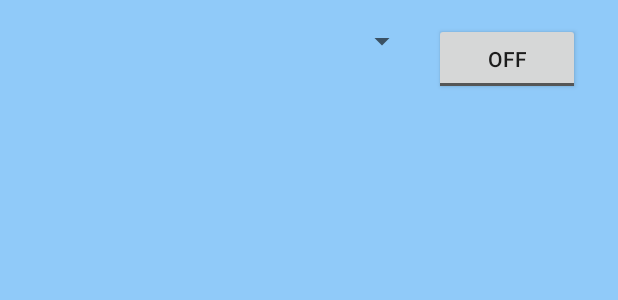
After one commit to Art-999/MyWeatherForecast, an Android app: the layout fragment_settings.xml on its own in the app's theme, with its tools: preview values and no code run, on a phone screen of 412 x 824 dp. The commit adds this screen. Shown: the top 300 px of the screen. Run offline under Robolectric (Android 15) with nearby library versions, the light colour scheme and no system bars.

Commit message:
05.04.2018 ArtCommit gorcic ( 1 )

```diff
--- a/app/src/main/java/com/example/arturmusayelyan/myweatherforecast/fragments/CityFragment.java
+++ b/app/src/main/java/com/example/arturmusayelyan/myweatherforecast/fragments/CityFragment.java
@@ -132,10 +132,10 @@ public class CityFragment extends Fragment implements View.OnClickListener {
                 if (buttonView.isPressed()) {
                     if (isChecked) {
                         // ShPrefController.addFavorites(getActivity(),cityName);
-                        ShPrefController.addFavoritesById(getActivity(), cityId);
+                        ShPrefController.addFavoritesById(getActivity(), cityId,cityName);
                     } else {
                         //ShPrefController.removeFavorite(getActivity(), cityName);
-                        ShPrefController.removeFavoritesById(getActivity(), cityId);
+                        ShPrefController.removeFavoritesById(getActivity(), cityId,cityName);
                     }
                 }
             }
--- a/app/src/main/java/com/example/arturmusayelyan/myweatherforecast/fragments/FavoritesFragment.java
+++ b/app/src/main/java/com/example/arturmusayelyan/myweatherforecast/fragments/FavoritesFragment.java
@@ -163,7 +163,7 @@ public class FavoritesFragment extends Fragment implements FavoriteFragmentItemC
                 adapter.notifyItemRemoved(position);
                 adapter.notifyItemRangeChanged(0, adapter.getList().size());
                 //ShPrefController.removeFavorite(getActivity(), weatherList.getName());
-                ShPrefController.removeFavoritesById(getActivity(), String.valueOf(weatherList.getId()));
+                ShPrefController.removeFavoritesById(getActivity(), String.valueOf(weatherList.getId()),weatherList.getName());
                 final Snackbar snackbar = Snackbar.make(view, weatherList.getName() + " " + getActivity().getResources().getString(R.string.removed_from_favorites), Snackbar.LENGTH_SHORT);
                 snackbar.setAction("UNDO", new View.OnClickListener() {
                     @Override
@@ -171,7 +171,7 @@ public class FavoritesFragment extends Fragment implements FavoriteFragmentItemC
                         adapter.getList().add(weatherList);
                         adapter.notifyDataSetChanged();
                         // ShPrefController.addFavorites(getActivity(), weatherList.getName());
-                        ShPrefController.addFavoritesById(getActivity(), String.valueOf(weatherList.getId()));
+                        ShPrefController.addFavoritesById(getActivity(), String.valueOf(weatherList.getId()),weatherList.getName());
                         recyclerView.smoothScrollToPosition(adapter.getList().size()-1);
                     }
                 });
--- a/app/src/main/java/com/example/arturmusayelyan/myweatherforecast/fragments/MainFragment.java
+++ b/app/src/main/java/com/example/arturmusayelyan/myweatherforecast/fragments/MainFragment.java
@@ -332,10 +332,10 @@ public class MainFragment extends Fragment implements View.OnClickListener, Main
             case R.id.custom_check_box:
                 if (weatherList.isFavorite()) {
                     //ShPrefController.addFavorites(getActivity(), weatherList.getName());
-                    ShPrefController.addFavoritesById(getActivity(), String.valueOf(weatherList.getId()));
+                    ShPrefController.addFavoritesById(getActivity(), String.valueOf(weatherList.getId()),weatherList.getName());
                 } else {
                     //ShPrefController.removeFavorite(getActivity(), weatherList.getName());
-                    ShPrefController.removeFavoritesById(getActivity(), String.valueOf(weatherList.getId()));
+                    ShPrefController.removeFavoritesById(getActivity(), String.valueOf(weatherList.getId()),weatherList.getName());
                 }
                 break;
             default:
--- /dev/null
+++ b/app/src/main/res/layout/fragment_settings.xml
@@ -0,0 +1,40 @@
+<?xml version="1.0" encoding="utf-8"?>
+<RelativeLayout xmlns:android="http://schemas.android.com/apk/res/android"
+    android:layout_width="match_parent"
+    android:layout_height="match_parent"
+    android:background="@color/customColorPrimary">
+
+    <LinearLayout
+        android:layout_width="match_parent"
+        android:layout_height="match_parent"
+        android:layout_marginTop="10dp"
+        android:weightSum="4">
+
+        <RelativeLayout
+            android:layout_width="0dp"
+            android:layout_height="wrap_content"
+            android:layout_margin="5dp"
+            android:layout_weight="2.8">
+
+            <Spinner
+                android:id="@+id/spinner"
+                android:layout_width="match_parent"
+                android:layout_height="wrap_content" />
+        </RelativeLayout>
+
+        <RelativeLayout
+            android:layout_width="0dp"
+            android:layout_height="wrap_content"
+            android:layout_margin="5dp"
+            android:layout_weight="1">
+
+            <ToggleButton
+                android:id="@+id/toggle_button"
+                android:layout_width="120dp"
+                android:layout_height="wrap_content" />
+        </RelativeLayout>
+
+
+    </LinearLayout>
+
+</RelativeLayout>
--- a/app/src/main/res/menu/drawer_menu.xml
+++ b/app/src/main/res/menu/drawer_menu.xml
@@ -16,6 +16,10 @@
             android:icon="@drawable/contract"
             android:title="contact us"/>
         <item
+            android:id="@+id/settings"
+            android:title="settings"
+            android:icon="@drawable/settings" />
+        <item
             android:id="@+id/exit"
             android:icon="@drawable/exit"
             android:title="exit"/>
```
Also changed, not shown: app/src/main/java/com/example/arturmusayelyan/myweatherforecast/activites/MainActivity.java (+9 -0 lines), app/src/main/java/com/example/arturmusayelyan/myweatherforecast/dataController/ShPrefController.java (+101 -21 lines), app/src/main/res/drawable-xxhdpi/settings.png (added).
